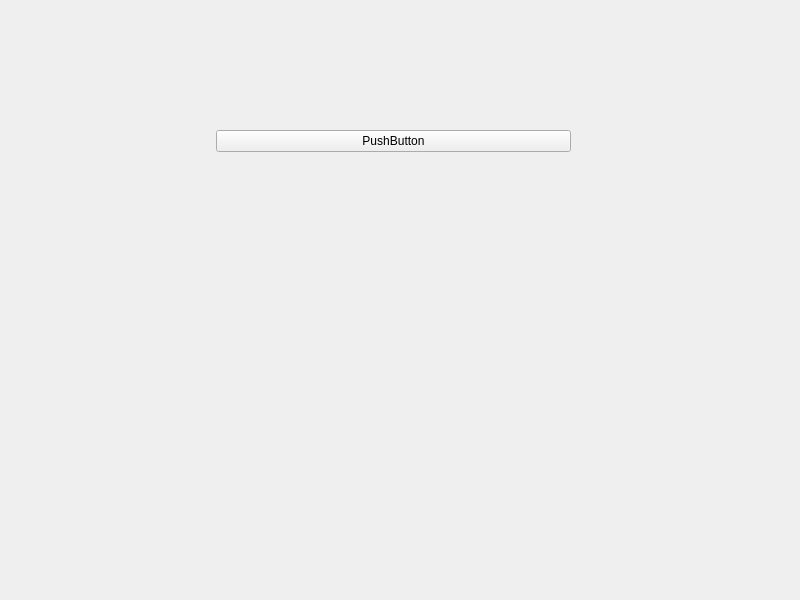
First picture: the form in form.ui, repository ScidaP/gpu-remote-access, before the edit.
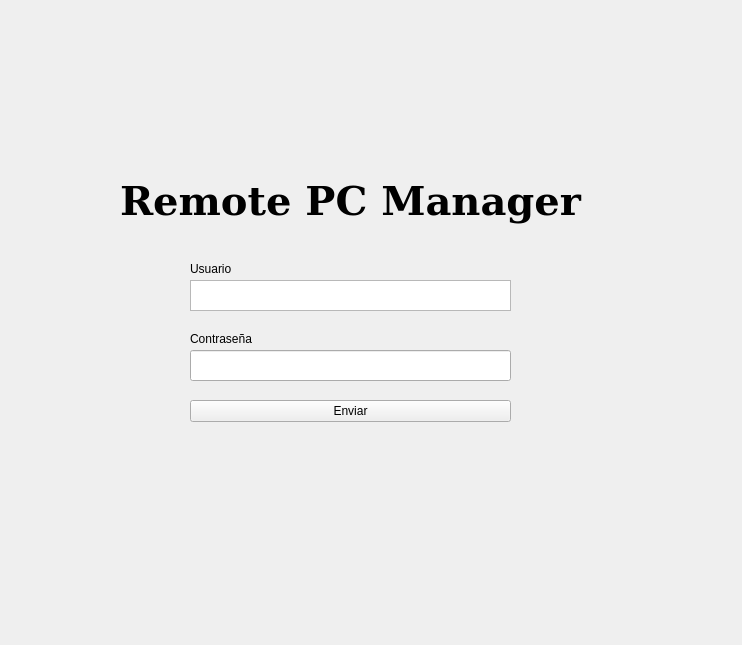
Second picture: the form after the edit.

Patch:
```diff
--- a/form.ui
+++ b/form.ui
@@ -6,8 +6,8 @@
    <rect>
     <x>0</x>
     <y>0</y>
-    <width>800</width>
-    <height>600</height>
+    <width>742</width>
+    <height>645</height>
    </rect>
   </property>
   <property name="windowTitle">
@@ -16,22 +16,100 @@
   <widget class="QWidget" name="formLayoutWidget">
    <property name="geometry">
     <rect>
-     <x>210</x>
-     <y>130</y>
-     <width>361</width>
-     <height>291</height>
+     <x>190</x>
+     <y>400</y>
+     <width>321</width>
+     <height>71</height>
     </rect>
    </property>
    <layout class="QFormLayout" name="formLayout">
-    <item row="0" column="1">
-     <widget class="QPushButton" name="pushButton">
+    <item row="0" column="0" colspan="2">
+     <widget class="QPushButton" name="BotonEnviar1">
+      <property name="enabled">
+       <bool>true</bool>
+      </property>
+      <property name="cursor">
+       <cursorShape>PointingHandCursor</cursorShape>
+      </property>
       <property name="text">
-       <string>PushButton</string>
+       <string>Enviar</string>
+      </property>
+      <property name="checkable">
+       <bool>false</bool>
       </property>
      </widget>
     </item>
    </layout>
   </widget>
+  <widget class="QLabel" name="label">
+   <property name="geometry">
+    <rect>
+     <x>190</x>
+     <y>330</y>
+     <width>101</width>
+     <height>18</height>
+    </rect>
+   </property>
+   <property name="text">
+    <string>Contraseña</string>
+   </property>
+  </widget>
+  <widget class="QLabel" name="label_2">
+   <property name="geometry">
+    <rect>
+     <x>190</x>
+     <y>260</y>
+     <width>101</width>
+     <height>18</height>
+    </rect>
+   </property>
+   <property name="text">
+    <string>Usuario</string>
+   </property>
+  </widget>
+  <widget class="QTextEdit" name="text_usuario">
+   <property name="geometry">
+    <rect>
+     <x>190</x>
+     <y>280</y>
+     <width>321</width>
+     <height>31</height>
+    </rect>
+   </property>
+  </widget>
+  <widget class="QLabel" name="label_3">
+   <property name="geometry">
+    <rect>
+     <x>120</x>
+     <y>140</y>
+     <width>521</width>
+     <height>121</height>
+    </rect>
+   </property>
+   <property name="font">
+    <font>
+     <family>DejaVu Serif</family>
+     <pointsize>30</pointsize>
+     <bold>true</bold>
+    </font>
+   </property>
+   <property name="text">
+    <string>Remote PC Manager</string>
+   </property>
+  </widget>
+  <widget class="QLineEdit" name="lineEdit">
+   <property name="geometry">
+    <rect>
+     <x>190</x>
+     <y>350</y>
+     <width>321</width>
+     <height>31</height>
+    </rect>
+   </property>
+   <property name="echoMode">
+    <enum>QLineEdit::Password</enum>
+   </property>
+  </widget>
  </widget>
  <resources/>
  <connections/>
```
Left out of the diff: 2 changed lines with no effect on the pictures.
